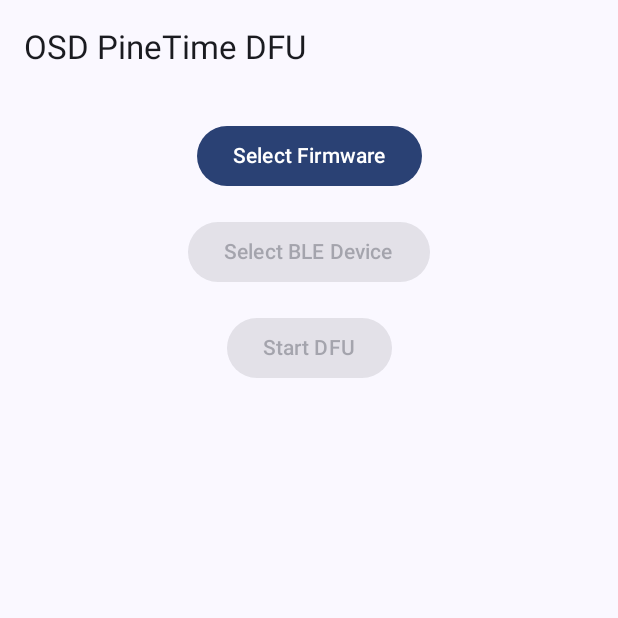
After one commit to OpenSeizureDetector/Android_PineTime_Updater, an Android app built with Jetpack Compose: the composable MainScreen shown on its own in the app's theme, on a phone screen of 412 x 824 dp, the top half of it. The commit adds this screen. Run offline under Robolectric (Android 15) with nearby library versions, the phone set to English and light mode, and no system bars; our stand-ins replace Dagger/Hilt's generated code.

Commit message:
Running on local firmware files

```diff
--- /dev/null
+++ b/app/src/main/java/uk/org/openseizuredetector/pinetime/ui/MainScreen.kt
@@ -0,0 +1,128 @@
+package uk.org.openseizuredetector.pinetime.ui
+
+import android.Manifest
+import android.net.Uri
+import android.os.Build
+import androidx.activity.compose.rememberLauncherForActivityResult
+import androidx.activity.result.contract.ActivityResultContracts
+import androidx.compose.foundation.layout.Arrangement
+import androidx.compose.foundation.layout.Column
+import androidx.compose.foundation.layout.fillMaxSize
+import androidx.compose.foundation.layout.padding
+import androidx.compose.material3.*
+import androidx.compose.runtime.*
+import androidx.compose.ui.Alignment
+import androidx.compose.ui.Modifier
+import androidx.compose.ui.res.stringResource
+import androidx.compose.ui.unit.dp
+import androidx.hilt.navigation.compose.hiltViewModel
+import com.google.accompanist.permissions.ExperimentalPermissionsApi
+import com.google.accompanist.permissions.isGranted
+import com.google.accompanist.permissions.rememberPermissionState
+import uk.org.openseizuredetector.pinetime.R
+import uk.org.openseizuredetector.pinetime.viewmodel.DfuUiState
+import uk.org.openseizuredetector.pinetime.viewmodel.DfuViewModel
+
+@OptIn(ExperimentalMaterial3Api::class, ExperimentalPermissionsApi::class)
+@Composable
+fun MainScreen() {
+    var firmwareUri by remember { mutableStateOf<Uri?>(null) }
+    var selectedDevice by remember { mutableStateOf<String?>(null) }
+    var showScanner by remember { mutableStateOf(false) }
+
+    val dfuViewModel: DfuViewModel = hiltViewModel()
+    val dfuState = dfuViewModel.dfuState.collectAsState().value
+
+    val launcher = rememberLauncherForActivityResult(ActivityResultContracts.GetContent()) {
+        firmwareUri = it
+    }
+
+    // Handle Notification Permission for Android 13+ (TIRAMISU)
+    val postNotificationPermission = if (Build.VERSION.SDK_INT >= Build.VERSION_CODES.TIRAMISU) {
+        rememberPermissionState(permission = Manifest.permission.POST_NOTIFICATIONS)
+    } else {
+        null
+    }
+
+    // Request permission as soon as the screen is displayed.
+    LaunchedEffect(postNotificationPermission) {
+        postNotificationPermission?.let {
+            if (!it.status.isGranted) {
+                it.launchPermissionRequest()
+            }
+        }
+    }
+
+    Scaffold(
+        topBar = {
+            TopAppBar(title = { Text(stringResource(id = R.string.app_name)) })
+        }
+    ) { paddingValues ->
+        if (showScanner) {
+            Column(modifier = Modifier.padding(paddingValues)) {
+                DeviceScanner(onDeviceSelected = {
+                    selectedDevice = it
+                    showScanner = false
+                })
+            }
+        } else {
+            Column(
+                modifier = Modifier
+                    .fillMaxSize()
+                    .padding(paddingValues)
+                    .padding(16.dp), // Additional padding for content
+                verticalArrangement = Arrangement.spacedBy(16.dp),
+                horizontalAlignment = Alignment.CenterHorizontally
+            ) {
+                Button(onClick = { launcher.launch("application/zip") }) {
+                    Text(text = "Select Firmware")
+                }
+
+                firmwareUri?.let {
+                    Text(text = "Selected file: ${it.path}")
+                }
+
+                Button(onClick = { showScanner = true }, enabled = firmwareUri != null) {
+                    Text(text = "Select BLE Device")
+                }
+
+                selectedDevice?.let {
+                    Text(text = "Selected device: $it")
+                }
+
+                // Determine if DFU can be started
+                val canStartDfu = firmwareUri != null &&
+                                  selectedDevice != null &&
+                                  (postNotificationPermission?.status?.isGranted ?: true)
+
+                Button(
+                    onClick = {
+                        dfuViewModel.startDfu(selectedDevice!!, firmwareUri!!)
+                    },
+                    enabled = canStartDfu
+                ) {
+                    Text(text = "Start DFU")
+                }
+
+                // Show a message if notification permission is required but not granted.
+                if (postNotificationPermission?.status?.isGranted == false) {
+                    Text("Notification permission is required to run the DFU process.")
+                }
+
+                when (dfuState) {
+                    is DfuUiState.InProgress -> {
+                        LinearProgressIndicator(progress = dfuState.progress / 100f)
+                        Text(text = "DFU in progress: ${dfuState.progress}%")
+                    }
+                    is DfuUiState.Success -> {
+                        Text(text = "DFU Successful!")
+                    }
+                    is DfuUiState.Error -> {
+                        Text(text = "DFU Error: ${dfuState.message}")
+                    }
+                    else -> {}
+                }
+            }
+        }
+    }
+}
--- /dev/null
+++ b/app/src/main/java/uk/org/openseizuredetector/pinetime/ui/theme/Theme.kt
@@ -0,0 +1,62 @@
+package uk.org.openseizuredetector.pinetime.ui.theme
+
+import android.app.Activity
+import android.os.Build
+import androidx.compose.foundation.isSystemInDarkTheme
+import androidx.compose.material3.MaterialTheme
+import androidx.compose.material3.darkColorScheme
+import androidx.compose.material3.dynamicDarkColorScheme
+import androidx.compose.material3.dynamicLightColorScheme
+import androidx.compose.material3.lightColorScheme
+import androidx.compose.runtime.Composable
+import androidx.compose.runtime.SideEffect
+import androidx.compose.ui.graphics.Color
+import androidx.compose.ui.graphics.toArgb
+import androidx.compose.ui.platform.LocalContext
+import androidx.compose.ui.platform.LocalView
+import androidx.core.view.WindowCompat
+
+private val DarkColorScheme = darkColorScheme(
+    primary = Purple80,
+    secondary = PurpleGrey80,
+    tertiary = Pink80
+)
+
+private val LightColorScheme = lightColorScheme(
+    primary = Purple40,
+    secondary = PurpleGrey40,
+    tertiary = Pink40
+)
+
+@Composable
+fun PineTimeTheme(
+    darkTheme: Boolean = isSystemInDarkTheme(),
+    dynamicColor: Boolean = true,
+    content: @Composable () -> Unit
+) {
+    val colorScheme = when {
+        dynamicColor && Build.VERSION.SDK_INT >= Build.VERSION_CODES.S -> {
+            val context = LocalContext.current
+            if (darkTheme) dynamicDarkColorScheme(context) else dynamicLightColorScheme(context)
+        }
+
+        darkTheme -> DarkColorScheme
+        else -> LightColorScheme
+    }
+    val view = LocalView.current
+    if (!view.isInEditMode) {
+        SideEffect {
+            val window = (view.context as Activity).window
+            // Make status bar transparent
+            window.statusBarColor = Color.Transparent.toArgb()
+            // Set the status bar icons to be light or dark based on the theme
+            WindowCompat.getInsetsController(window, view).isAppearanceLightStatusBars = !darkTheme
+        }
+    }
+
+    MaterialTheme(
+        colorScheme = colorScheme,
+        typography = Typography,
+        content = content
+    )
+}
--- /dev/null
+++ b/app/src/main/java/uk/org/openseizuredetector/pinetime/ui/theme/Type.kt
@@ -0,0 +1,34 @@
+package uk.org.openseizuredetector.pinetime.ui.theme
+
+import androidx.compose.material3.Typography
+import androidx.compose.ui.text.TextStyle
+import androidx.compose.ui.text.font.FontFamily
+import androidx.compose.ui.text.font.FontWeight
+import androidx.compose.ui.unit.sp
+
+// Set of Material typography styles to start with
+val Typography = Typography(
+    bodyLarge = TextStyle(
+        fontFamily = FontFamily.Default,
+        fontWeight = FontWeight.Normal,
+        fontSize = 16.sp,
+        lineHeight = 24.sp,
+        letterSpacing = 0.5.sp
+    )
+    /* Other default text styles to override
+    titleLarge = TextStyle(
+        fontFamily = FontFamily.Default,
+        fontWeight = FontWeight.Normal,
+        fontSize = 22.sp,
+        lineHeight = 28.sp,
+        letterSpacing = 0.sp
+    ),
+    labelSmall = TextStyle(
+        fontFamily = FontFamily.Default,
+        fontWeight = FontWeight.Medium,
+        fontSize = 11.sp,
+        lineHeight = 16.sp,
+        letterSpacing = 0.5.sp
+    )
+    */
+)
--- a/app/src/main/res/values/ic_launcher_background.xml
+++ b/app/src/main/res/values/ic_launcher_background.xml
@@ -1,4 +1,4 @@
 <?xml version="1.0" encoding="utf-8"?>
 <resources>
-    <color name="ic_launcher_background">@color/md_theme_primary</color>
+    <color name="ic_launcher_background">#FF000000</color>
 </resources>
--- a/app/src/main/res/values/strings.xml
+++ b/app/src/main/res/values/strings.xml
@@ -31,7 +31,7 @@
   -->
 
 <resources>
-    <string name="app_name">DFU</string>
+    <string name="app_name">OSD PineTime DFU</string>
 
     <string name="dfu_channel_name">Progress</string>
     <string name="dfu_channel_description">DFU operation progress.</string>
```
Also changed, not shown: app/build.gradle.kts (+5 -11 lines), app/src/main/AndroidManifest.xml (+16 -31 lines), app/src/main/java/uk/org/openseizuredetector/pinetime/DFUApplication.kt (+10 -44 lines), app/src/main/java/uk/org/openseizuredetector/pinetime/MainActivity.kt (+7 -20 lines), app/src/main/java/uk/org/openseizuredetector/pinetime/service/DfuService.kt (added, +52 -0 lines), app/src/main/java/uk/org/openseizuredetector/pinetime/ui/DeviceScanner.kt (added, +78 -0 lines), app/src/main/java/uk/org/openseizuredetector/pinetime/ui/theme/Color.kt (added, +11 -0 lines), app/src/main/java/uk/org/openseizuredetector/pinetime/viewmodel/DeviceScannerViewModel.kt (added, +55 -0 lines), app/src/main/java/uk/org/openseizuredetector/pinetime/viewmodel/DfuViewModel.kt (added, +75 -0 lines), settings.gradle.kts (+1 -6 lines), app/src/main/java/uk/org/openseizuredetector/pinetime/navigation/AppDestinations.kt (added).
